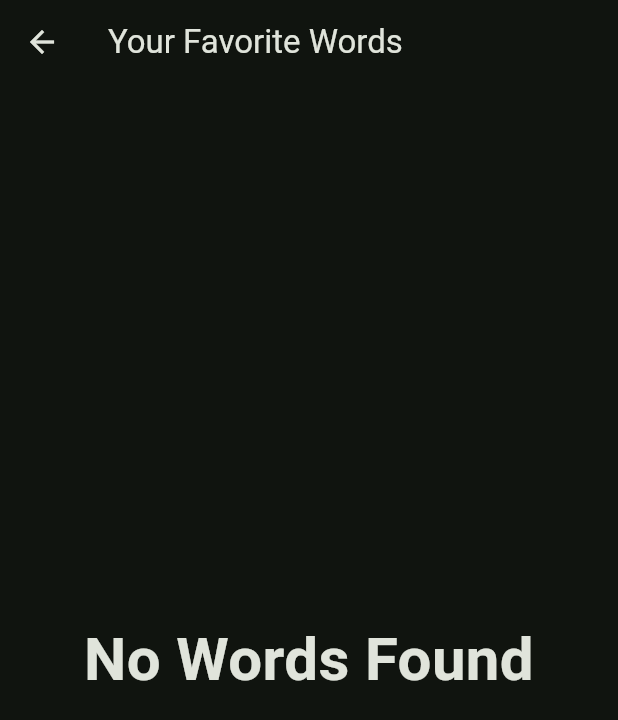
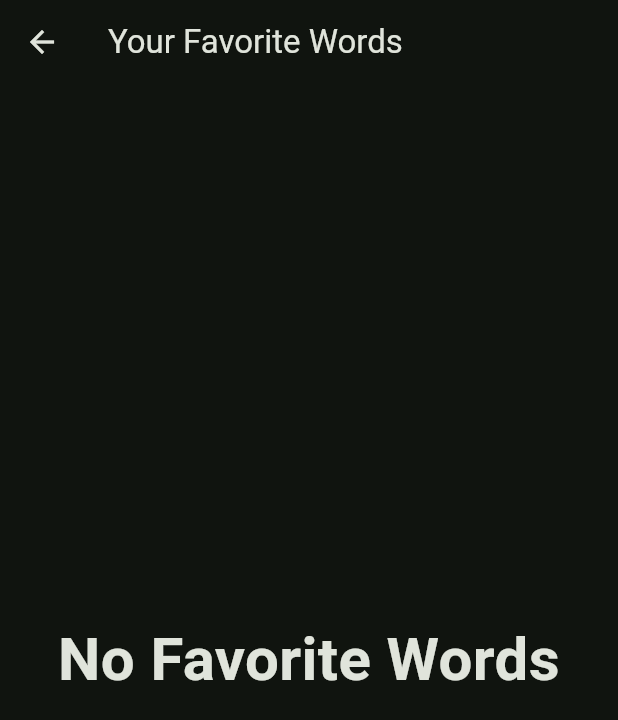
Before and after one commit to DrewZN/ibanag_dictionary_app, a Flutter app: the screen it shows after launch, in the side drawer, after a tap on "Favorite Words", on a phone screen of 412 x 824 dp. Shown: the top 720 px of the screen. Run offline on Flutter 3.47's test engine with Material 3 defaults, Android fonts, the phone set to English and light mode, and no system bars; our stand-ins replace fluttertoast, sqflite; accounts and stored records are empty; network calls fail.

Commit message:
switch to FutureBuilder for favorite words screen

```diff
--- a/lib/screens/favorite_words_screen.dart
+++ b/lib/screens/favorite_words_screen.dart
@@ -19,22 +19,24 @@ class FavoriteWordsScreen extends StatefulWidget {
 }
 
 class _FavoriteWordsScreenState extends State<FavoriteWordsScreen> {
-
-  late List<DictionaryEntry> favoriteWords = [];
-
-  @override
-  void initState() {
-    super.initState();
-    // Fetch user's favorite words
-    fetchFavoriteWords();
-  }
-
   @override
   Widget build(BuildContext context) {
     return Scaffold(
       appBar: AppBar(title: const Text('Your Favorite Words')),
-      body: Center(
-        child: favoriteWords.isNotEmpty ? ListView.builder(
+      body: FutureBuilder(
+        future: fetchFavoriteWords(),
+        builder: (context, snapshot) {
+          if (snapshot.connectionState == ConnectionState.waiting) {
+            // Case: Still Loading
+            return const Center(child: CircularProgressIndicator());
+          } else if (snapshot.hasError) {
+            // Case: Error Found
+            return Center(child: Text('Error: ${snapshot.error}'));
+          } else {
+            // Case: Successfully Loaded User's Favorite Words
+            var favoriteWords = snapshot.data;
+            return Center(
+              child: favoriteWords!.isNotEmpty ? ListView.builder(
                 itemCount: favoriteWords.length,
                 itemBuilder: (context, index) {
                   return ListTile(
@@ -56,11 +58,11 @@ class _FavoriteWordsScreenState extends State<FavoriteWordsScreen> {
                         ]
                       ),
                     ),
-                // Delete Favorite Button
+                    // Unfavorite Button
                     trailing: IconButton(
                       onPressed: () {
                         // Delete word from user's favorite words list
-                    unfavoriteWord(favoriteWords.elementAt(index));
+                        unfavoriteWord(favoriteWords, favoriteWords.elementAt(index));
                       },
                       icon: const Icon(Icons.delete_forever)
                     ),
@@ -74,20 +76,23 @@ class _FavoriteWordsScreenState extends State<FavoriteWordsScreen> {
                       Navigator.of(context).push(
                         MaterialPageRoute(builder: (context) => WordScreen(currentEntry: currentEntry, exampleSentences: exampleSentences, synonyms: synonyms))
                       ).then((_) {
-                    // Recheck user's favorite words
-                    fetchFavoriteWords();
+                        // Refresh screen
+                        setState(() {});
                       });
                     },
                   );
                 }
               ) : const Text(
-          'No Words Found',
+                'No Favorite Words',
                 style: TextStyle(
                   fontSize: 40.0,
                   fontWeight: FontWeight.bold
                 ),
                 textAlign: TextAlign.center,
               ),
+            );
+          }
+        }
       ),
     );
   }
@@ -129,7 +134,7 @@ class _FavoriteWordsScreenState extends State<FavoriteWordsScreen> {
   }
 
   // Method to Fetch User's Favorite Ibanag Words
-  void fetchFavoriteWords() async {
+  Future<List<DictionaryEntry>> fetchFavoriteWords() async {
     WidgetsFlutterBinding.ensureInitialized();
     final favoriteIbanagWordsDB = openDatabase(
       join(await getDatabasesPath(), 'ibanag_dict_data.db'),
@@ -145,7 +150,7 @@ class _FavoriteWordsScreenState extends State<FavoriteWordsScreen> {
     // Close DB
     await db.close();
     // Convert to List of DictionaryEntry and set 'favoriteWords'
-    favoriteWords = [
+    List<DictionaryEntry> favoriteWords = [
       for (final {
       'ibg_word': ibanagWord as String,
       'eng_word': englishWord as String,
@@ -155,12 +160,11 @@ class _FavoriteWordsScreenState extends State<FavoriteWordsScreen> {
     ];
     // Sort favorite words alphabetically by Ibanag word
     favoriteWords.sort((a, b) => a.ibanagWord.compareTo(b.ibanagWord));
-    // Refresh screen
-    setState(() {});
+    return favoriteWords;
   }
 
   // Method to Unfavorite Current Ibanag Word
-  Future<void> unfavoriteWord(DictionaryEntry wordToUnfavorite) async {
+  Future<void> unfavoriteWord(List<DictionaryEntry> favoriteWords, DictionaryEntry wordToUnfavorite) async {
     // Open database
     WidgetsFlutterBinding.ensureInitialized();
     final favoriteIbanagWordsDB = openDatabase(
--- a/lib/screens/home_screen.dart
+++ b/lib/screens/home_screen.dart
@@ -54,7 +54,7 @@ class _HomeScreenState extends State<HomeScreen> {
               // Navigate to Favorite Words screen
               onTap: () {
                 Navigator.of(context).push(
-                    MaterialPageRoute(builder: (context) => FavoriteWordsScreen())
+                  MaterialPageRoute(builder: (context) => FavoriteWordsScreen())
                 );
               }
             )
```
Lines whose indentation alone changed are shown as unchanged.
